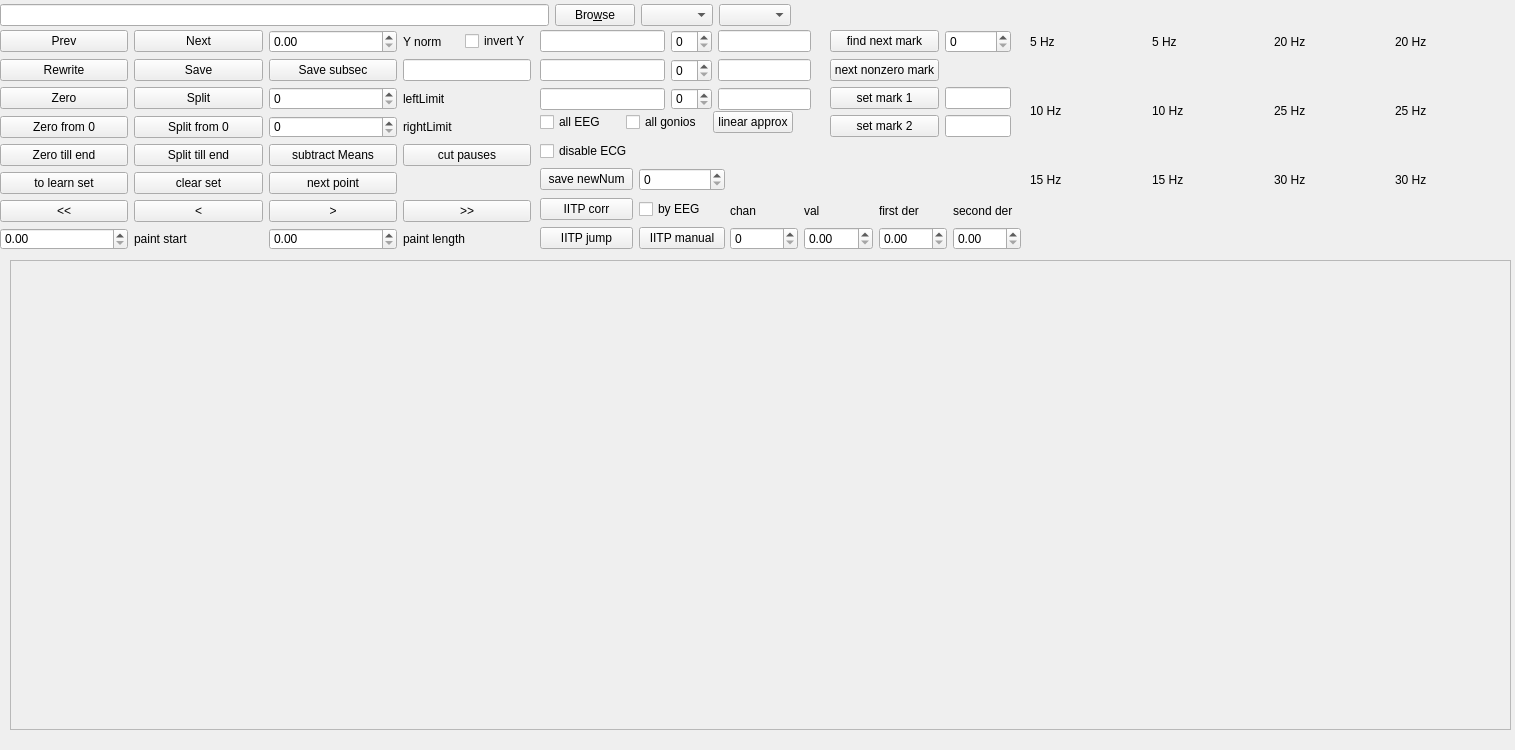
Above: cut.ui from ArtfulVampire/SecondGUIrepo before the change. Below: the same form after it.
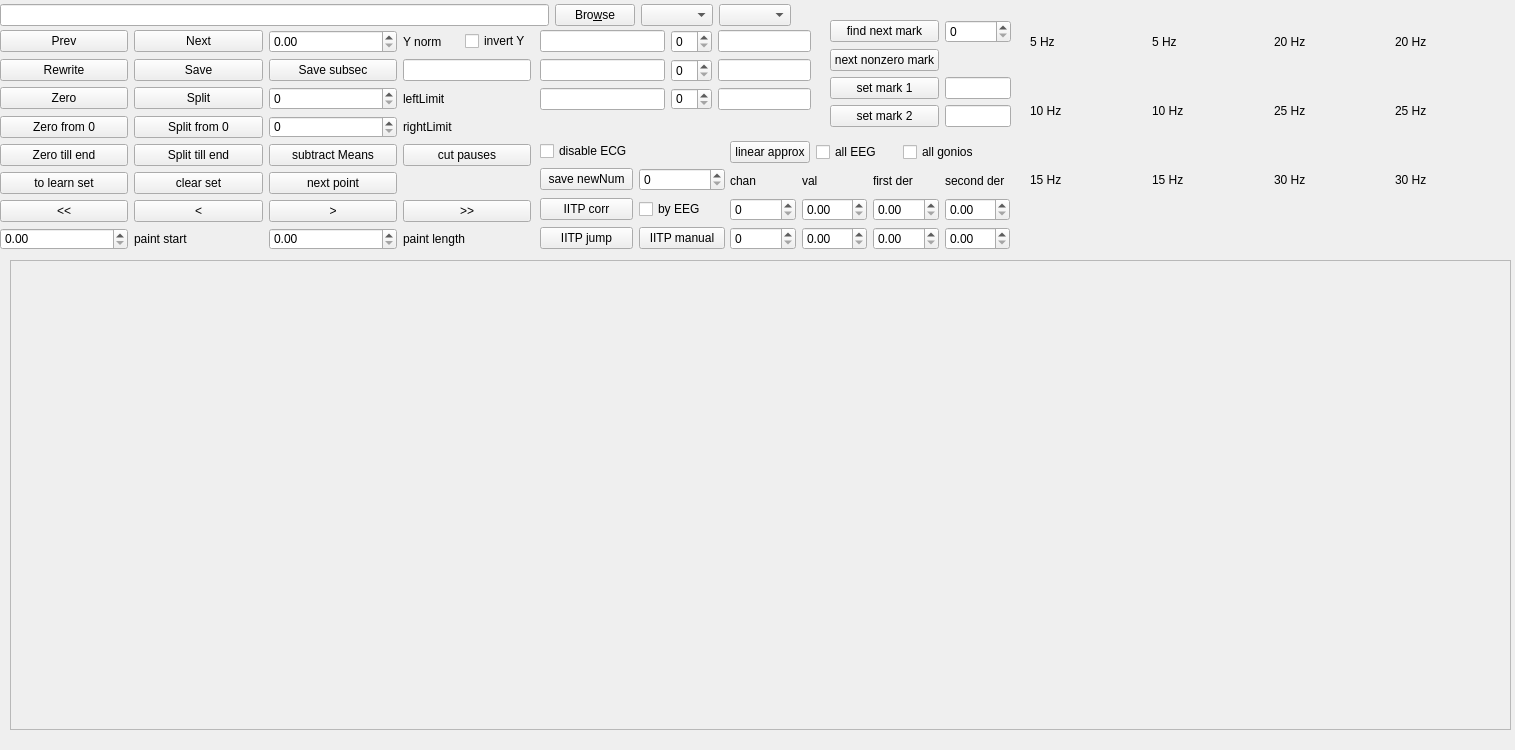
That is the form after the change.

Commit message: changed derivatives in Cut

```diff
--- a/cut.ui
+++ b/cut.ui
@@ -504,63 +504,11 @@
     </item>
    </layout>
   </widget>
-  <widget class="QWidget" name="layoutWidget">
-   <property name="geometry">
-    <rect>
-     <x>730</x>
-     <y>200</y>
-     <width>291</width>
-     <height>50</height>
-    </rect>
-   </property>
-   <layout class="QGridLayout" name="derivativesGridLayout">
-    <item row="0" column="0">
-     <widget class="QLabel" name="label_12">
-      <property name="text">
-       <string>chan</string>
-      </property>
-     </widget>
-    </item>
-    <item row="0" column="1">
-     <widget class="QLabel" name="label_4">
-      <property name="text">
-       <string>val</string>
-      </property>
-     </widget>
-    </item>
-    <item row="0" column="2">
-     <widget class="QLabel" name="label_5">
-      <property name="text">
-       <string>first der</string>
-      </property>
-     </widget>
-    </item>
-    <item row="0" column="3">
-     <widget class="QLabel" name="label_8">
-      <property name="text">
-       <string>second der</string>
-      </property>
-     </widget>
-    </item>
-    <item row="1" column="0">
-     <widget class="QSpinBox" name="linearApproxSpinBox"/>
-    </item>
-    <item row="1" column="1">
-     <widget class="QDoubleSpinBox" name="valDoubleSpinBox"/>
-    </item>
-    <item row="1" column="2">
-     <widget class="QDoubleSpinBox" name="firstDoubleSpinBox"/>
-    </item>
-    <item row="1" column="3">
-     <widget class="QDoubleSpinBox" name="secondDoubleSpinBox"/>
-    </item>
-   </layout>
-  </widget>
   <widget class="QWidget" name="layoutWidget">
    <property name="geometry">
     <rect>
      <x>830</x>
-     <y>30</y>
+     <y>20</y>
      <width>181</width>
      <height>109</height>
     </rect>
@@ -665,13 +613,20 @@
   <widget class="QWidget" name="">
    <property name="geometry">
     <rect>
-     <x>540</x>
-     <y>110</y>
+     <x>730</x>
+     <y>140</y>
      <width>253</width>
      <height>24</height>
     </rect>
    </property>
-   <layout class="QHBoxLayout" name="horizontalLayout">
+   <layout class="QHBoxLayout" name="linearApproxHorizontalLayout">
+    <item>
+     <widget class="QPushButton" name="linearApproxPushButton">
+      <property name="text">
+       <string>linear approx</string>
+      </property>
+     </widget>
+    </item>
     <item>
      <widget class="QCheckBox" name="linearApproxAllEegCheckBox">
       <property name="text">
@@ -686,13 +641,70 @@
       </property>
      </widget>
     </item>
-    <item>
-     <widget class="QPushButton" name="linearApproxPushButton">
+   </layout>
+  </widget>
+  <widget class="QWidget" name="">
+   <property name="geometry">
+    <rect>
+     <x>730</x>
+     <y>170</y>
+     <width>280</width>
+     <height>80</height>
+    </rect>
+   </property>
+   <layout class="QGridLayout" name="derivativesGridLayout">
+    <item row="0" column="0">
+     <widget class="QLabel" name="label_12">
       <property name="text">
-       <string>linear approx</string>
+       <string>chan</string>
       </property>
      </widget>
     </item>
+    <item row="0" column="1">
+     <widget class="QLabel" name="label_4">
+      <property name="text">
+       <string>val</string>
+      </property>
+     </widget>
+    </item>
+    <item row="0" column="2">
+     <widget class="QLabel" name="label_5">
+      <property name="text">
+       <string>first der</string>
+      </property>
+     </widget>
+    </item>
+    <item row="0" column="3">
+     <widget class="QLabel" name="label_8">
+      <property name="text">
+       <string>second der</string>
+      </property>
+     </widget>
+    </item>
+    <item row="1" column="0">
+     <widget class="QSpinBox" name="derivChan1SpinBox"/>
+    </item>
+    <item row="1" column="1">
+     <widget class="QDoubleSpinBox" name="derivVal1SpinBox"/>
+    </item>
+    <item row="1" column="2">
+     <widget class="QDoubleSpinBox" name="derivFirst1SpinBox"/>
+    </item>
+    <item row="1" column="3">
+     <widget class="QDoubleSpinBox" name="derivSecond1SpinBox"/>
+    </item>
+    <item row="2" column="0">
+     <widget class="QSpinBox" name="derivChan2SpinBox"/>
+    </item>
+    <item row="2" column="1">
+     <widget class="QDoubleSpinBox" name="derivVal2SpinBox"/>
+    </item>
+    <item row="2" column="2">
+     <widget class="QDoubleSpinBox" name="derivFirst2SpinBox"/>
+    </item>
+    <item row="2" column="3">
+     <widget class="QDoubleSpinBox" name="derivSecond2SpinBox"/>
+    </item>
    </layout>
   </widget>
  </widget>
```
The commit also changes 1 other file.
